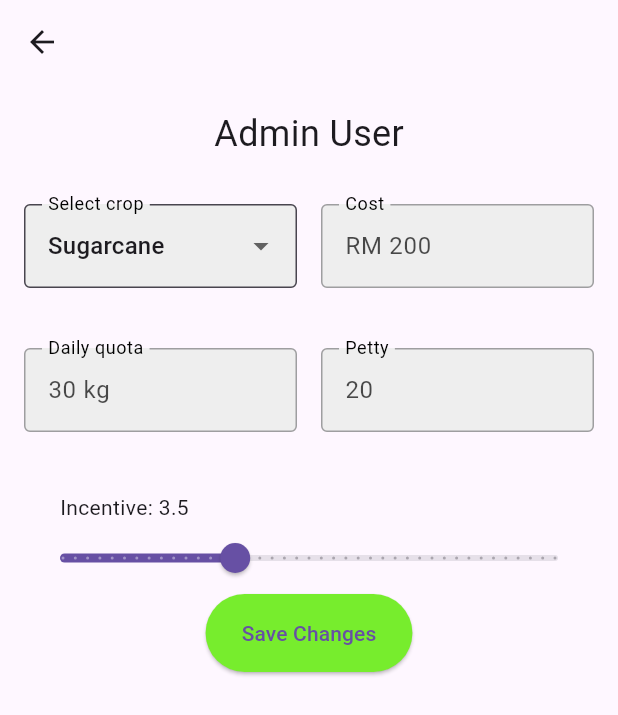
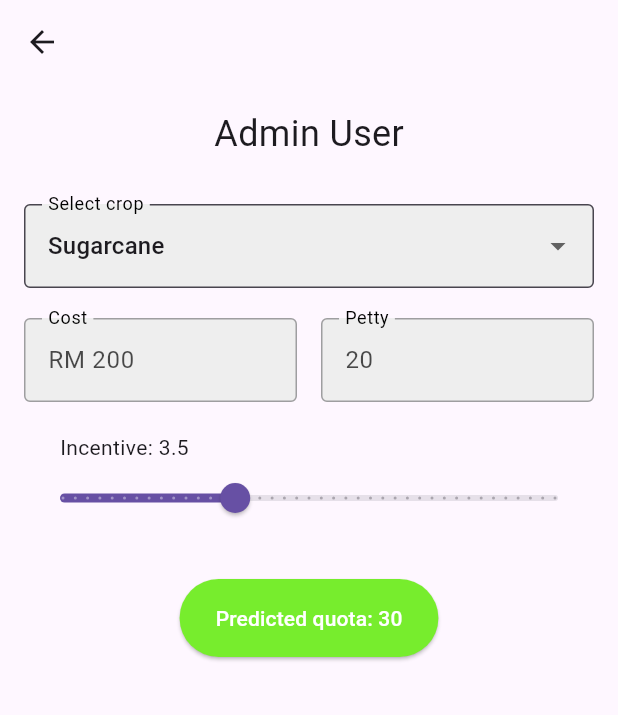
Before and after one commit to kaiichun/hackathon2024, a Flutter app: the EmployeeSettingsPage screen opened directly with sample values from the repository, on a phone screen of 412 x 824 dp. Shown: the top 715 px of the screen. Run offline on Flutter 3.47's test engine with Material 3 defaults, Android fonts, the phone set to English and light mode, and no system bars.

Commit message:
bar changes thing

```diff
--- a/lib/screen/admin/employee_settings.dart
+++ b/lib/screen/admin/employee_settings.dart
@@ -108,8 +108,12 @@ class _EmployeeSettingsState extends State<EmployeeSettingsPage> {
                     }).toList(),
                   ),
                 ),
-                SizedBox(width: 16), // Spacing between Dropdown and TextField
-                // Disabled TextField displaying the cost
+              ],
+            ),
+            SizedBox(height: 20),
+            Row(
+              children: [
+                // Expand the Dropdown to take available space
                 Expanded(
                   child: TextField(
                     controller: TextEditingController(
@@ -117,35 +121,6 @@ class _EmployeeSettingsState extends State<EmployeeSettingsPage> {
                     ),
                     decoration: InputDecoration(
                       labelText: 'Cost',
-                      labelStyle: TextStyle(
-                          color: const Color.fromARGB(
-                              255, 0, 0, 0)), // Brighter label color
-                      // Brighter label color
-                      border: OutlineInputBorder(),
-                      filled: true,
-                      fillColor: Colors.grey[200],
-                    ),
-                    style: TextStyle(
-                      color:
-                          Colors.black.withOpacity(0.7), // Brighter text color
-                    ),
-
-                    enabled: false, // Disables the TextField
-                  ),
-                ),
-              ],
-            ),
-            SizedBox(height: 40),
-            Row(
-              children: [
-                // Expand the Dropdown to take available space
-                Expanded(
-                  child: TextField(
-                    controller: TextEditingController(
-                      text: "${fakeData[selectedItem]?['goal']} kg",
-                    ),
-                    decoration: InputDecoration(
-                      labelText: 'Daily quota',
                       labelStyle: TextStyle(
                           color: const Color.fromARGB(
                               255, 0, 0, 0)), // Brighter label color
@@ -189,7 +164,7 @@ class _EmployeeSettingsState extends State<EmployeeSettingsPage> {
                 ),
               ],
             ),
-            SizedBox(height: 40),
+            SizedBox(height: 20),
             Column(
               mainAxisAlignment: MainAxisAlignment.center,
               children: [
@@ -216,6 +191,7 @@ class _EmployeeSettingsState extends State<EmployeeSettingsPage> {
                 ),
               ],
             ),
+            SizedBox(height: 30),
             ElevatedButton(
               onPressed: () {
                 // Return the updated settings when the user clicks save
@@ -229,6 +205,7 @@ class _EmployeeSettingsState extends State<EmployeeSettingsPage> {
                 );
               },
               style: ElevatedButton.styleFrom(
+                foregroundColor: Colors.white,
                 backgroundColor: fakeData[selectedItem]?['profit']
                     ? const Color.fromARGB(255, 119, 237, 45)
                     : const Color.fromARGB(255, 201, 37,
@@ -238,7 +215,8 @@ class _EmployeeSettingsState extends State<EmployeeSettingsPage> {
                   horizontal: 24.0,
                 ),
               ),
-              child: Text('Save Changes'),
+              child:
+                  Text('Predicted quota: ${fakeData[selectedItem]?['goal']}'),
             ),
           ],
         ),
--- a/lib/screen/login.dart
+++ b/lib/screen/login.dart
@@ -91,7 +91,10 @@ class _LoginScreenState extends State<LoginScreen> {
                       MaterialPageRoute(
                           builder: (context) => RegisterScreen()));
                 },
-                child: const Text("Don't have an account? Sign up"),
+                child: const Text(
+                  "Don't have an account? Sign up",
+                  style: TextStyle(color: Colors.white),
+                ),
               ),
             ),
           ],
```
